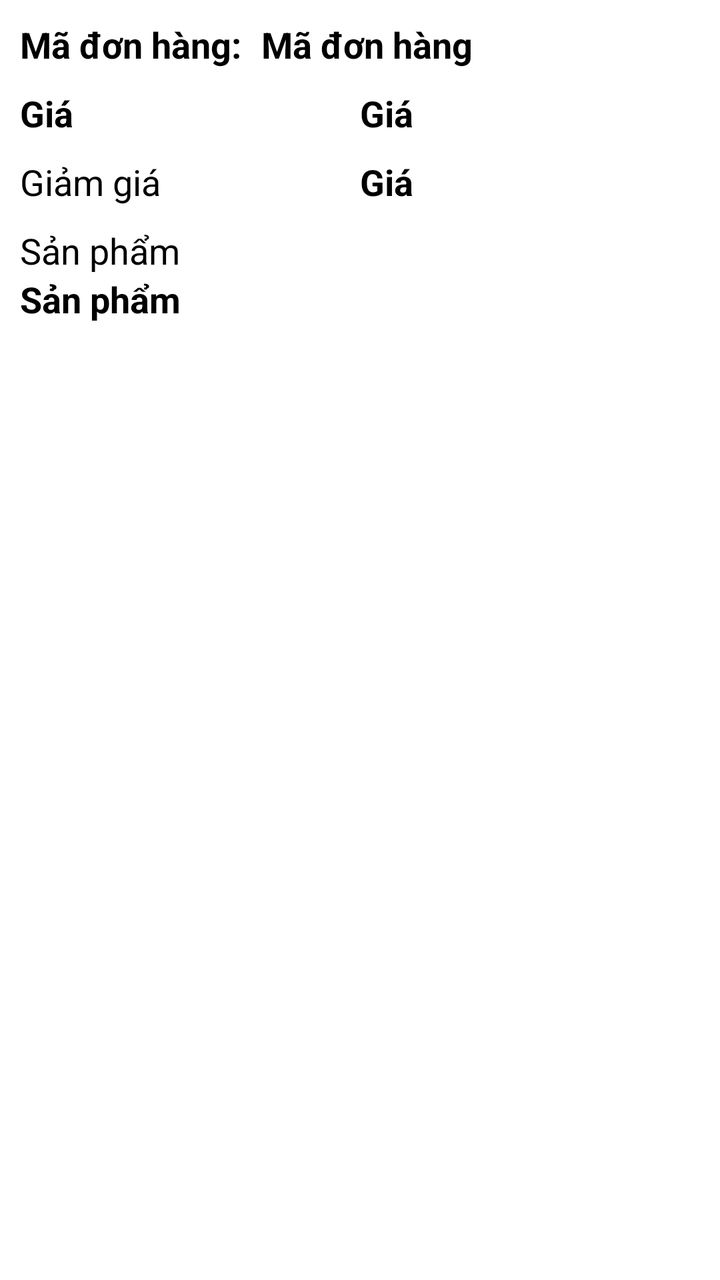
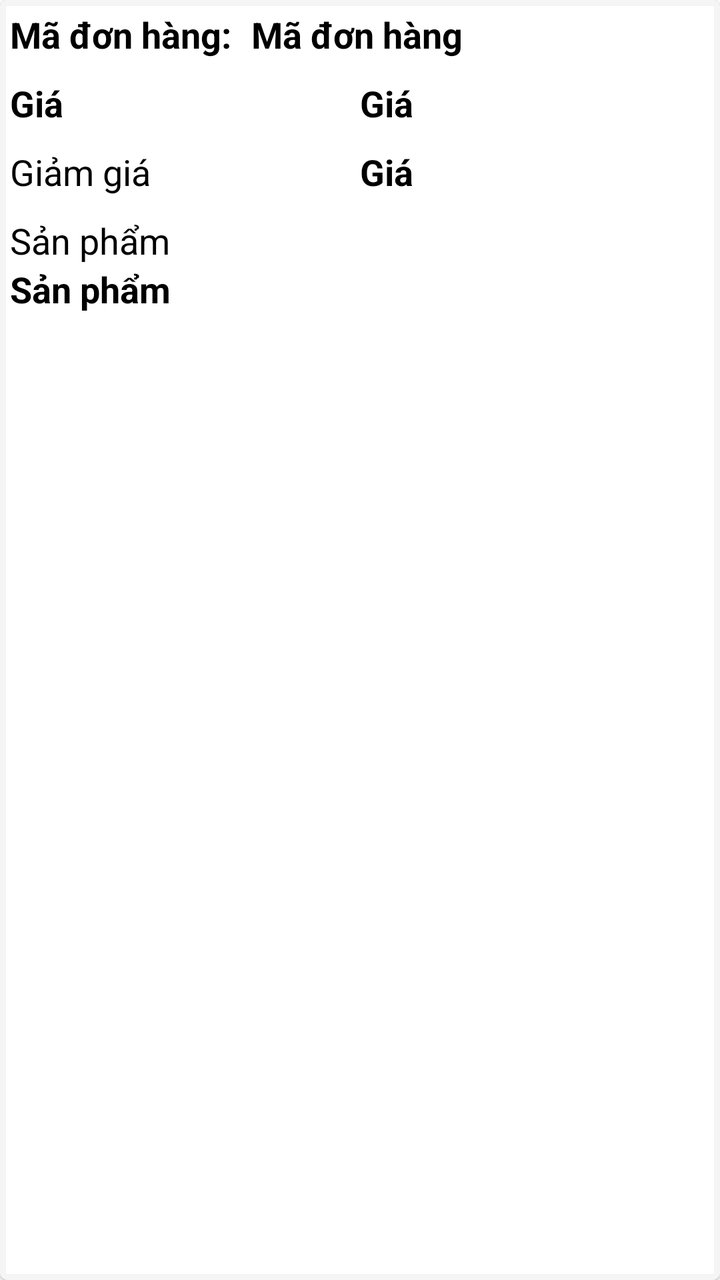

Compare the two renders of this Android layout. The source of the first and the diff that turns it into the second are given below.
<!-- AndroidManifest.xml: application theme Theme.BaristaAssistantApp -->
<!-- res/layout/history_order_item.xml -->
<?xml version="1.0" encoding="utf-8"?>
<LinearLayout xmlns:android="http://schemas.android.com/apk/res/android"
    android:orientation="vertical"
    android:layout_width="match_parent"
    android:layout_height="wrap_content"
    android:padding="@dimen/padding_1">
    <LinearLayout
        android:layout_width="match_parent"
        android:layout_height="wrap_content"
        android:orientation="horizontal">
        <TextView
            android:layout_width="wrap_content"
            android:layout_height="wrap_content"
            android:text="Mã đơn hàng:"
            android:textStyle="bold"
            android:textColor="@color/black"
            android:textSize="@dimen/text_size_h3">

        </TextView>
        <Space
            android:layout_width="@dimen/padding_1"
            android:layout_height="@dimen/padding_1">

        </Space>
        <TextView
            android:id="@+id/orderId"
            android:layout_width="wrap_content"
            android:layout_height="wrap_content"
            android:text="Mã đơn hàng"
            android:textStyle="bold"
            android:textColor="@color/black"
            android:textSize="@dimen/text_size_h3">

        </TextView>
    </LinearLayout>
    <Space
        android:layout_width="10dp"
        android:layout_height="10dp">

    </Space>
    <LinearLayout
        android:layout_width="match_parent"
        android:layout_height="wrap_content"
        android:orientation="horizontal"
        android:weightSum="2">
        <TextView
            android:layout_width="0dp"
            android:layout_height="wrap_content"
            android:text="Giá"
            android:textStyle="bold"
            android:textColor="@color/black"
            android:textSize="@dimen/text_size_h3"
            android:layout_weight="1">

        </TextView>
        <TextView
            android:id="@+id/totalPrice"
            android:layout_width="0dp"
            android:layout_height="wrap_content"
            android:text="Giá"
            android:textStyle="bold"
            android:textColor="@color/black"
            android:textSize="@dimen/text_size_h3"
            android:layout_weight="1">

        </TextView>
    </LinearLayout>
    <Space
        android:layout_width="10dp"
        android:layout_height="10dp">

    </Space>
    <LinearLayout
        android:layout_width="match_parent"
        android:layout_height="wrap_content"
        android:orientation="horizontal"
        android:weightSum="2">
        <TextView
            android:layout_width="0dp"
            android:layout_height="wrap_content"
            android:text="Giảm giá"
            android:textColor="@color/black"
            android:textSize="@dimen/text_size_h3"
            android:layout_weight="1">

        </TextView>
        <TextView
            android:id="@+id/discount"
            android:layout_width="0dp"
            android:layout_height="wrap_content"
            android:text="Giá"
            android:textStyle="bold"
            android:textColor="@color/black"
            android:textSize="@dimen/text_size_h3"
            android:layout_weight="1">

        </TextView>
    </LinearLayout>
    <Space
        android:layout_width="10dp"
        android:layout_height="10dp">

    </Space>
    <LinearLayout
        android:layout_width="match_parent"
        android:layout_height="wrap_content"
        android:orientation="vertical">
        <TextView
            android:layout_width="match_parent"
            android:layout_height="wrap_content"
            android:text="Sản phẩm"
            android:textColor="@color/black"
            android:textSize="@dimen/text_size_h3"
            android:layout_weight="1">

        </TextView>
        <TextView
            android:id="@+id/product"
            android:layout_width="match_parent"
            android:layout_height="wrap_content"
            android:text="Sản phẩm"
            android:textStyle="bold"
            android:textColor="@color/black"
            android:textSize="@dimen/text_size_h3"
            android:layout_weight="1">

        </TextView>
    </LinearLayout>
</LinearLayout>
<!-- resources referenced by this layout -->
<resources>
  <color name="black">#FF000000</color>
  <dimen name="padding_1">10dp</dimen>
  <dimen name="text_size_h3">18sp</dimen>
  <style name="Theme.BaristaAssistantApp" parent="Theme.MaterialComponents.DayNight.NoActionBar">
          
          <item name="colorPrimary">@color/orange_brand</item>
          <item name="colorPrimaryVariant">@color/orange_dark</item>
          <item name="colorOnPrimary">@color/white</item>
          
          <item name="colorSecondary">@color/link_color</item> 
          <item name="colorSecondaryVariant">@color/link_color</item>
          <item name="colorOnSecondary">@color/black</item>
          
          <item name="android:statusBarColor" tools:targetApi="l">?attr/colorPrimaryVariant</item>
          
      </style>
  <color name="orange_brand">#F7941D</color>
  <color name="orange_dark">#FF8C00</color>
  <color name="white">#FFFFFFFF</color>
  <color name="link_color">#007AFF</color>
</resources>

<!-- the commit's change to res/layout/history_order_item.xml (unified diff, before → after) -->
@@ -1,129 +1,139 @@
 <?xml version="1.0" encoding="utf-8"?>
-<LinearLayout xmlns:android="http://schemas.android.com/apk/res/android"
+<com.google.android.material.card.MaterialCardView xmlns:android="http://schemas.android.com/apk/res/android"
+    xmlns:app="http://schemas.android.com/apk/res-auto"
     android:orientation="vertical"
     android:layout_width="match_parent"
     android:layout_height="wrap_content"
-    android:padding="@dimen/padding_1">
+    android:padding="@dimen/padding_0_25"
+    app:strokeWidth="3dp"
+    app:strokeColor="@color/light_gray_background">
     <LinearLayout
+        android:orientation="vertical"
         android:layout_width="match_parent"
         android:layout_height="wrap_content"
-        android:orientation="horizontal">
-        <TextView
-            android:layout_width="wrap_content"
+        android:padding="@dimen/padding_0_5">
+        <LinearLayout
+            android:layout_width="match_parent"
             android:layout_height="wrap_content"
-            android:text="Mã đơn hàng:"
-            android:textStyle="bold"
-            android:textColor="@color/black"
-            android:textSize="@dimen/text_size_h3">
+            android:orientation="horizontal">
+            <TextView
+                android:layout_width="wrap_content"
+                android:layout_height="wrap_content"
+                android:text="Mã đơn hàng:"
+                android:textStyle="bold"
+                android:textColor="@color/black"
+                android:textSize="@dimen/text_size_h3">
 
-        </TextView>
+            </TextView>
+            <Space
+                android:layout_width="@dimen/padding_1"
+                android:layout_height="@dimen/padding_1">
+
+            </Space>
+            <TextView
+                android:id="@+id/orderId"
+                android:layout_width="wrap_content"
+                android:layout_height="wrap_content"
+                android:text="Mã đơn hàng"
+                android:textStyle="bold"
+                android:textColor="@color/black"
+                android:textSize="@dimen/text_size_h3">
+
+            </TextView>
+        </LinearLayout>
         <Space
-            android:layout_width="@dimen/padding_1"
-            android:layout_height="@dimen/padding_1">
+            android:layout_width="10dp"
+            android:layout_height="10dp">
 
         </Space>
-        <TextView
-            android:id="@+id/orderId"
-            android:layout_width="wrap_content"
-            android:layout_height="wrap_content"
-            android:text="Mã đơn hàng"
-            android:textStyle="bold"
-            android:textColor="@color/black"
-            android:textSize="@dimen/text_size_h3">
-
-        </TextView>
-    </LinearLayout>
-    <Space
-        android:layout_width="10dp"
-        android:layout_height="10dp">
-
-    </Space>
-    <LinearLayout
-        android:layout_width="match_parent"
-        android:layout_height="wrap_content"
-        android:orientation="horizontal"
-        android:weightSum="2">
-        <TextView
-            android:layout_width="0dp"
-            android:layout_height="wrap_content"
-            android:text="Giá"
-            android:textStyle="bold"
-            android:textColor="@color/black"
-            android:textSize="@dimen/text_size_h3"
-            android:layout_weight="1">
-
-        </TextView>
-        <TextView
-            android:id="@+id/totalPrice"
-            android:layout_width="0dp"
-            android:layout_height="wrap_content"
-            android:text="Giá"
-            android:textStyle="bold"
-            android:textColor="@color/black"
-            android:textSize="@dimen/text_size_h3"
-            android:layout_weight="1">
-
-        </TextView>
-    </LinearLayout>
-    <Space
-        android:layout_width="10dp"
-        android:layout_height="10dp">
-
-    </Space>
-    <LinearLayout
-        android:layout_width="match_parent"
-        android:layout_height="wrap_content"
-        android:orientation="horizontal"
-        android:weightSum="2">
-        <TextView
-            android:layout_width="0dp"
-            android:layout_height="wrap_content"
-            android:text="Giảm giá"
-            android:textColor="@color/black"
-            android:textSize="@dimen/text_size_h3"
-            android:layout_weight="1">
-
-        </TextView>
-        <TextView
-            android:id="@+id/discount"
-            android:layout_width="0dp"
-            android:layout_height="wrap_content"
-            android:text="Giá"
-            android:textStyle="bold"
-            android:textColor="@color/black"
-            android:textSize="@dimen/text_size_h3"
-            android:layout_weight="1">
-
-        </TextView>
-    </LinearLayout>
-    <Space
-        android:layout_width="10dp"
-        android:layout_height="10dp">
-
-    </Space>
-    <LinearLayout
-        android:layout_width="match_parent"
-        android:layout_height="wrap_content"
-        android:orientation="vertical">
-        <TextView
+        <LinearLayout
             android:layout_width="match_parent"
             android:layout_height="wrap_content"
-            android:text="Sản phẩm"
-            android:textColor="@color/black"
-            android:textSize="@dimen/text_size_h3"
-            android:layout_weight="1">
+            android:orientation="horizontal"
+            android:weightSum="2">
+            <TextView
+                android:layout_width="0dp"
+                android:layout_height="wrap_content"
+                android:text="Giá"
+                android:textStyle="bold"
+                android:textColor="@color/black"
+                android:textSize="@dimen/text_size_h3"
+                android:layout_weight="1">
 
-        </TextView>
-        <TextView
-            android:id="@+id/product"
+            </TextView>
+            <TextView
+                android:id="@+id/totalPrice"
+                android:layout_width="0dp"
+                android:layout_height="wrap_content"
+                android:text="Giá"
+                android:textStyle="bold"
+                android:textColor="@color/black"
+                android:textSize="@dimen/text_size_h3"
+                android:layout_weight="1">
+
+            </TextView>
+        </LinearLayout>
+        <Space
+            android:layout_width="10dp"
+            android:layout_height="10dp">
+
+        </Space>
+        <LinearLayout
             android:layout_width="match_parent"
             android:layout_height="wrap_content"
-            android:text="Sản phẩm"
-            android:textStyle="bold"
-            android:textColor="@color/black"
-            android:textSize="@dimen/text_size_h3"
-            android:layout_weight="1">
+            android:orientation="horizontal"
+            android:weightSum="2">
+            <TextView
+                android:layout_width="0dp"
+                android:layout_height="wrap_content"
+                android:text="Giảm giá"
+                android:textColor="@color/black"
+                android:textSize="@dimen/text_size_h3"
+                android:layout_weight="1">
 
-        </TextView>
+            </TextView>
+            <TextView
+                android:id="@+id/discount"
+                android:layout_width="0dp"
+                android:layout_height="wrap_content"
+                android:text="Giá"
+                android:textStyle="bold"
+                android:textColor="@color/black"
+                android:textSize="@dimen/text_size_h3"
+                android:layout_weight="1">
+
+            </TextView>
+        </LinearLayout>
+        <Space
+            android:layout_width="10dp"
+            android:layout_height="10dp">
+
+        </Space>
+        <LinearLayout
+            android:layout_width="match_parent"
+            android:layout_height="wrap_content"
+            android:orientation="vertical">
+            <TextView
+                android:layout_width="match_parent"
+                android:layout_height="wrap_content"
+                android:text="Sản phẩm"
+                android:textColor="@color/black"
+                android:textSize="@dimen/text_size_h3"
+                android:layout_weight="1">
+
+            </TextView>
+            <TextView
+                android:id="@+id/product"
+                android:layout_width="match_parent"
+                android:layout_height="wrap_content"
+                android:text="Sản phẩm"
+                android:textStyle="bold"
+                android:textColor="@color/black"
+                android:textSize="@dimen/text_size_h3"
+                android:layout_weight="1">
+
+            </TextView>
+        </LinearLayout>
     </LinearLayout>
-</LinearLayout>
+
+</com.google.android.material.card.MaterialCardView>
<!-- resource entries referenced after the edit -->
@@ -1,6 +1,9 @@
 <!-- resources referenced by this layout -->
 <resources>
   <color name="black">#FF000000</color>
+  <color name="light_gray_background">#F5F5F5</color>
+  <dimen name="padding_0_25">2dp</dimen>
+  <dimen name="padding_0_5">5dp</dimen>
   <dimen name="padding_1">10dp</dimen>
   <dimen name="text_size_h3">18sp</dimen>
   <style name="Theme.BaristaAssistantApp" parent="Theme.MaterialComponents.DayNight.NoActionBar">
